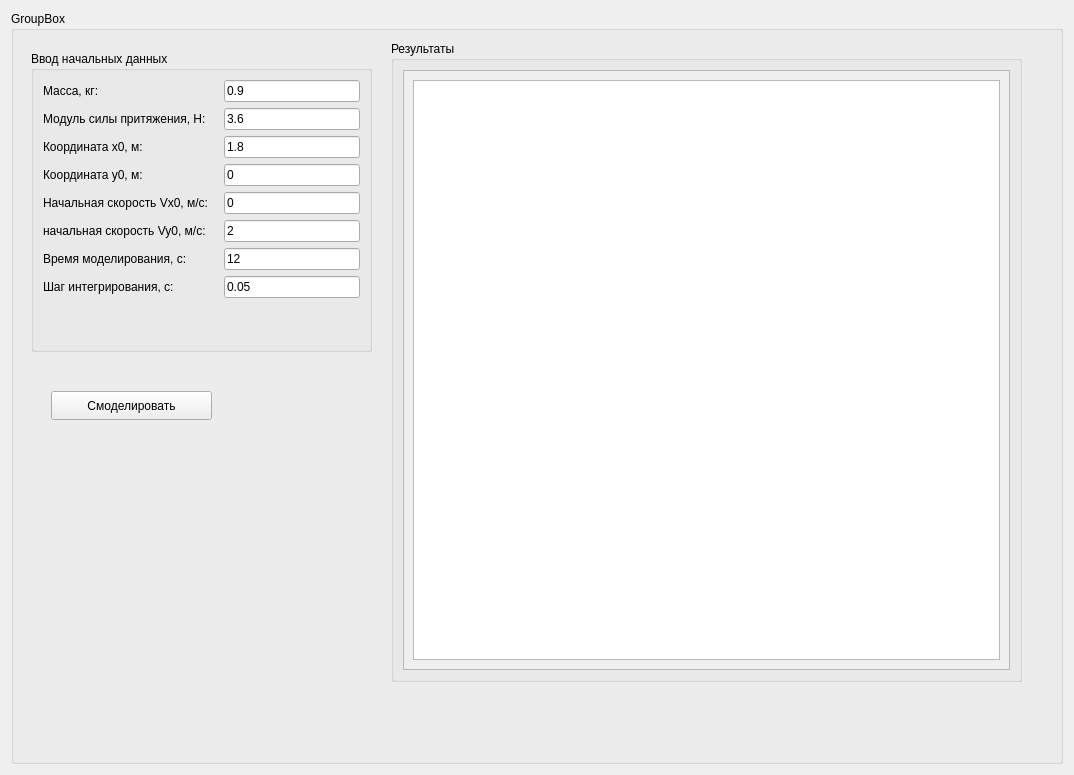
karapax77/TestGit, file dz1/widget.ui: the form before one commit.
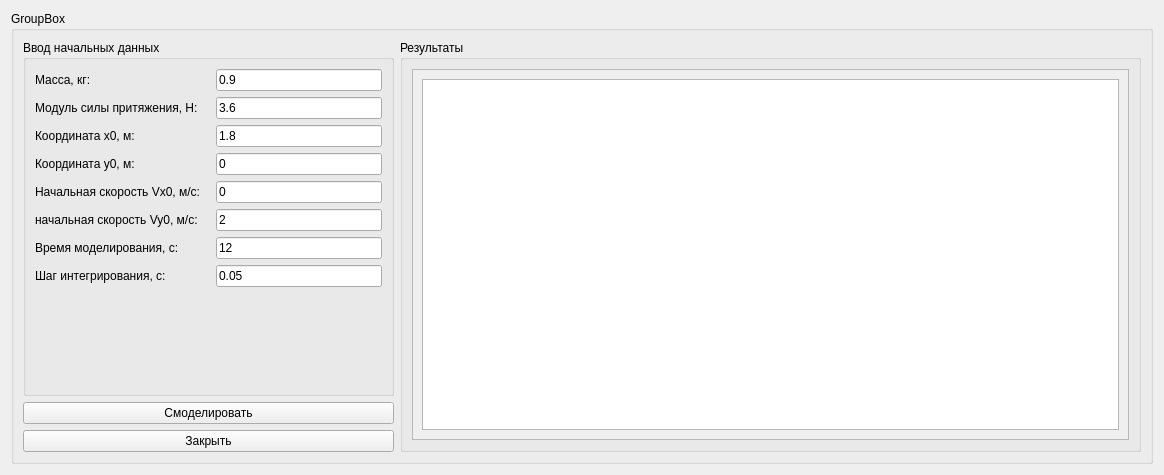
The form after the commit.

```diff
--- a/dz1/widget.ui
+++ b/dz1/widget.ui
@@ -6,8 +6,8 @@
    <rect>
     <x>0</x>
     <y>0</y>
-    <width>1074</width>
-    <height>775</height>
+    <width>1164</width>
+    <height>475</height>
    </rect>
   </property>
   <property name="windowTitle">
@@ -19,15 +19,11 @@
      <property name="title">
       <string>GroupBox</string>
      </property>
+     <layout class="QHBoxLayout" name="horizontalLayout_2" stretch="1,2">
+      <item>
+       <layout class="QVBoxLayout" name="verticalLayout_3">
+        <item>
      <widget class="QGroupBox" name="GroupBoxInitialData">
-      <property name="geometry">
-       <rect>
-        <x>20</x>
-        <y>40</y>
-        <width>341</width>
-        <height>301</height>
-       </rect>
-      </property>
       <property name="layoutDirection">
        <enum>Qt::LayoutDirection::LeftToRight</enum>
       </property>
@@ -155,15 +151,25 @@
        </item>
       </layout>
      </widget>
+        </item>
+        <item>
+         <widget class="QPushButton" name="ButtonStart">
+          <property name="text">
+           <string>Смоделировать</string>
+          </property>
+         </widget>
+        </item>
+        <item>
+         <widget class="QPushButton" name="ButtonExit">
+          <property name="text">
+           <string>Закрыть</string>
+          </property>
+         </widget>
+        </item>
+       </layout>
+      </item>
+      <item>
      <widget class="QGroupBox" name="GroupBoxResults">
-      <property name="geometry">
-       <rect>
-        <x>380</x>
-        <y>30</y>
-        <width>631</width>
-        <height>641</height>
-       </rect>
-      </property>
       <property name="title">
        <string>Результаты</string>
       </property>
@@ -178,8 +184,8 @@
            <rect>
             <x>0</x>
             <y>0</y>
-            <width>605</width>
-            <height>595</height>
+              <width>715</width>
+              <height>363</height>
            </rect>
           </property>
           <layout class="QVBoxLayout" name="verticalLayout">
@@ -202,22 +208,22 @@
        </item>
       </layout>
      </widget>
-     <widget class="QPushButton" name="ButtonStart">
+      </item>
+     </layout>
+    </widget>
+   </item>
+  </layout>
+  <widget class="QWidget" name="">
       <property name="geometry">
        <rect>
-        <x>40</x>
-        <y>380</y>
-        <width>161</width>
-        <height>29</height>
-       </rect>
-      </property>
-      <property name="text">
-       <string>Смоделировать</string>
-      </property>
-     </widget>
-    </widget>
-   </item>
-  </layout>
+     <x>0</x>
+     <y>0</y>
+     <width>100</width>
+     <height>30</height>
+    </rect>
+   </property>
+   <layout class="QHBoxLayout" name="horizontalLayout"/>
+  </widget>
  </widget>
  <resources/>
  <connections/>
```
Lines whose indentation alone changed are shown as unchanged.
